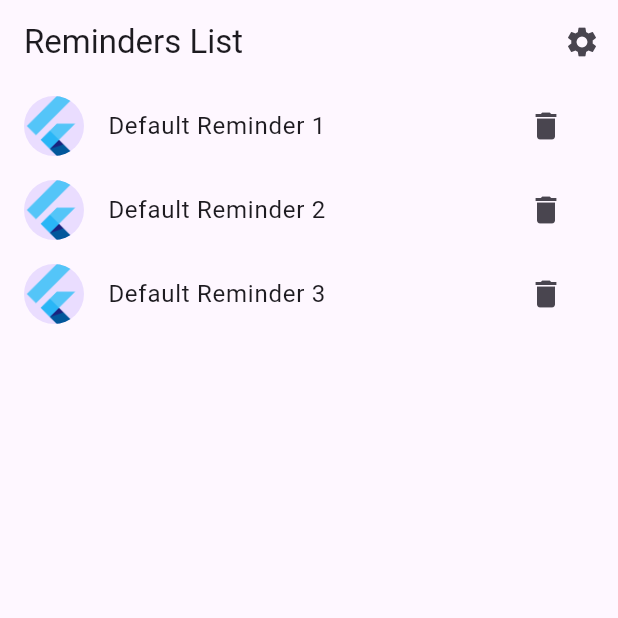
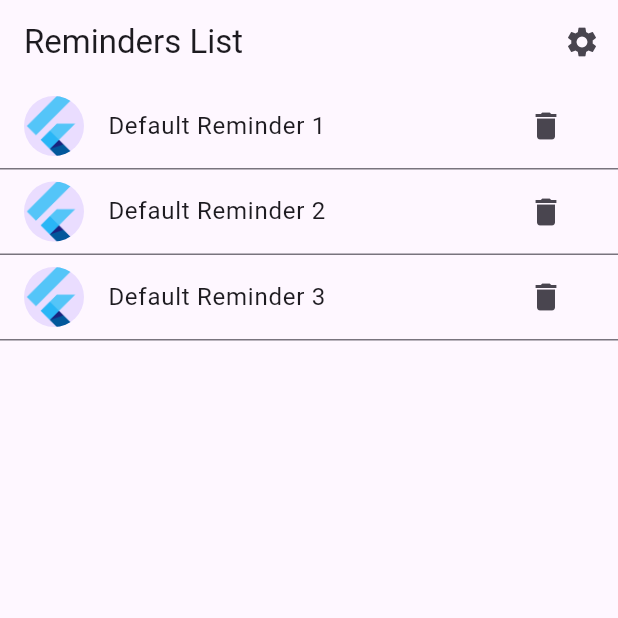
Before and after one commit to Hazix00/andvanced_reminders, a Flutter app: the screen it shows after launch, on a phone screen of 412 x 824 dp, the top half of it. Run offline on Flutter 3.47's test engine with Material 3 defaults, Android fonts, the phone set to English and light mode, and no system bars; our stand-ins replace flutter_bloc, hive, hive_flutter; accounts and stored records are empty; generated files the repository leaves out were written again.

Commit message:
style: add reminder item border

```diff
--- a/lib/src/init_hive.dart
+++ b/lib/src/init_hive.dart
@@ -16,7 +16,5 @@ Future<void> initHive() async {
     for (var i = 1; i <= 3; i++) {
       reminderBox.add(ReminderItem(id: i, title: 'Default Reminder $i'));
     }
-    // notify listeners
-    reminderBox.listenable();
   }
 }
--- a/lib/src/pages/reminders/reminder_list_item.dart
+++ b/lib/src/pages/reminders/reminder_list_item.dart
@@ -15,7 +15,16 @@ class ReminderListItem extends StatelessWidget {
 
   @override
   Widget build(BuildContext context) {
-    return ListTile(
+    return Container(
+      key: ValueKey(item.key),
+      decoration: BoxDecoration(
+        border: Border(
+          bottom: BorderSide(
+            color: Theme.of(context).dividerColor,
+          ),
+        ),
+      ),
+      child: ListTile(
         title: Text(item.title ?? 'Reminder ${item.id}'),
         leading: const CircleAvatar(
           // Display the Flutter Logo image asset.
@@ -35,8 +44,9 @@ class ReminderListItem extends StatelessWidget {
           onPressed: () {
             // Delete the reminder when the icon button is pressed.
             // The BlocProvider is used to access the ReminderBloc.
-          context.read<ReminderBloc>().add(DeleteReminder(item.id));
+            context.read<ReminderBloc>().add(DeleteReminder(item.key));
           },
+        ),
       ),
     );
   }
```
Also changed, not shown: 1 other file. Lines whose indentation alone changed are shown as unchanged.
